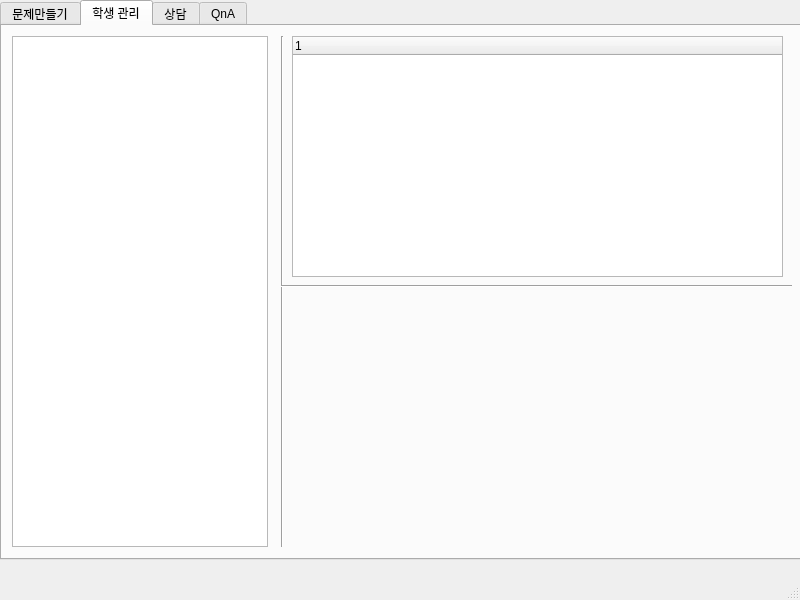
ChoiJiHyeok/APIproject, file main.ui: the form before one commit.
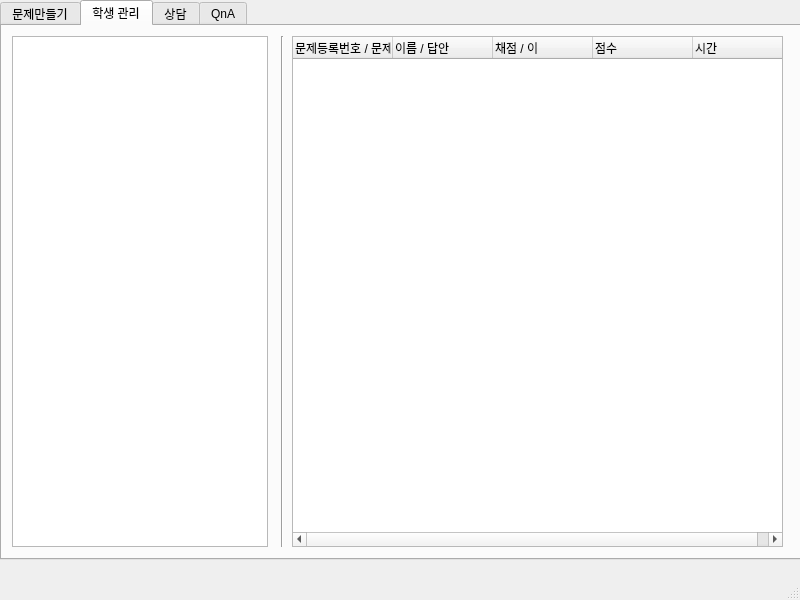
The form after the commit. The open tabs and pages were chosen to show the change.

Commit message: 230210 - 복원

The edit to the form file:
```diff
--- a/main.ui
+++ b/main.ui
@@ -793,39 +793,55 @@
          <enum>Qt::Vertical</enum>
         </property>
        </widget>
-       <widget class="Line" name="line_2">
-        <property name="geometry">
-         <rect>
-          <x>279</x>
-          <y>250</y>
-          <width>511</width>
-          <height>20</height>
-         </rect>
-        </property>
-        <property name="orientation">
-         <enum>Qt::Horizontal</enum>
-        </property>
-       </widget>
-       <widget class="QWidget" name="verticalLayoutWidget_2">
-        <property name="geometry">
-         <rect>
-          <x>290</x>
-          <y>270</y>
-          <width>491</width>
-          <height>251</height>
-         </rect>
-        </property>
-        <layout class="QVBoxLayout" name="aqb_record"/>
-       </widget>
-       <widget class="QTreeWidget" name="treeWidget">
+       <widget class="QTreeWidget" name="atw_record">
         <property name="geometry">
          <rect>
           <x>290</x>
           <y>10</y>
           <width>491</width>
-          <height>241</height>
+          <height>511</height>
          </rect>
         </property>
+        <property name="editTriggers">
+         <set>QAbstractItemView::NoEditTriggers</set>
+        </property>
+        <attribute name="headerCascadingSectionResizes">
+         <bool>true</bool>
+        </attribute>
+        <attribute name="headerHighlightSections">
+         <bool>false</bool>
+        </attribute>
+        <attribute name="headerMinimumSectionSize">
+         <number>34</number>
+        </attribute>
+        <attribute name="headerShowSortIndicator" stdset="0">
+         <bool>false</bool>
+        </attribute>
+        <column>
+         <property name="text">
+          <string notr="true">문제등록번호 / 문제</string>
+         </property>
+        </column>
+        <column>
+         <property name="text">
+          <string>이름 / 답안</string>
+         </property>
+        </column>
+        <column>
+         <property name="text">
+          <string>채점 / 이</string>
+         </property>
+        </column>
+        <column>
+         <property name="text">
+          <string>점수</string>
+         </property>
+        </column>
+        <column>
+         <property name="text">
+          <string>시간</string>
+         </property>
+        </column>
        </widget>
       </widget>
       <widget class="QWidget" name="tab_c">
```
Left out of the diff: 2 changed lines with no effect on the pictures. The commit also changes 2 other files.
